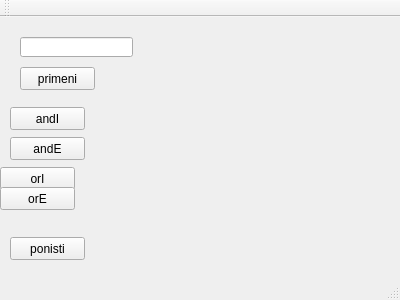
The window that Interaktivni-dokazivac/mainwindow.ui (Shoocky/Interaktivni-dokazivac) describes before a commit, drawn with Qt 5.
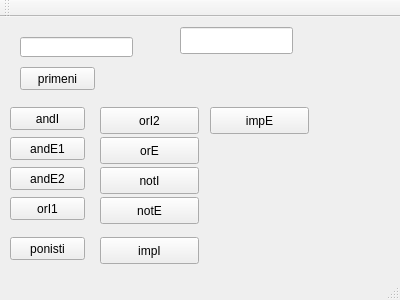
The same window after the commit.

```diff
--- a/Interaktivni-dokazivac/mainwindow.ui
+++ b/Interaktivni-dokazivac/mainwindow.ui
@@ -78,13 +78,13 @@
      </size>
     </property>
     <property name="text">
-     <string>andE</string>
+     <string>andE1</string>
     </property>
    </widget>
    <widget class="QPushButton" name="orI">
     <property name="geometry">
      <rect>
-      <x>0</x>
+      <x>10</x>
       <y>150</y>
       <width>75</width>
       <height>23</height>
@@ -97,14 +97,14 @@
      </size>
     </property>
     <property name="text">
-     <string>orI</string>
+     <string>andE2</string>
     </property>
    </widget>
-   <widget class="QPushButton" name="orE">
+   <widget class="QPushButton" name="orI1">
     <property name="geometry">
      <rect>
-      <x>0</x>
-      <y>170</y>
+      <x>10</x>
+      <y>180</y>
       <width>75</width>
       <height>23</height>
      </rect>
@@ -116,7 +116,7 @@
      </size>
     </property>
     <property name="text">
-     <string>orE</string>
+     <string>orI1</string>
     </property>
    </widget>
    <widget class="QPushButton" name="ponisti">
@@ -132,6 +132,94 @@
      <string>ponisti</string>
     </property>
    </widget>
+   <widget class="QPushButton" name="orI2">
+    <property name="geometry">
+     <rect>
+      <x>100</x>
+      <y>90</y>
+      <width>99</width>
+      <height>27</height>
+     </rect>
+    </property>
+    <property name="text">
+     <string>orI2</string>
+    </property>
+   </widget>
+   <widget class="QPushButton" name="orE">
+    <property name="geometry">
+     <rect>
+      <x>100</x>
+      <y>120</y>
+      <width>99</width>
+      <height>27</height>
+     </rect>
+    </property>
+    <property name="text">
+     <string>orE</string>
+    </property>
+   </widget>
+   <widget class="QPushButton" name="notI">
+    <property name="geometry">
+     <rect>
+      <x>100</x>
+      <y>150</y>
+      <width>99</width>
+      <height>27</height>
+     </rect>
+    </property>
+    <property name="text">
+     <string>notI</string>
+    </property>
+   </widget>
+   <widget class="QPushButton" name="notE">
+    <property name="geometry">
+     <rect>
+      <x>100</x>
+      <y>180</y>
+      <width>99</width>
+      <height>27</height>
+     </rect>
+    </property>
+    <property name="text">
+     <string>notE</string>
+    </property>
+   </widget>
+   <widget class="QPushButton" name="impI">
+    <property name="geometry">
+     <rect>
+      <x>100</x>
+      <y>220</y>
+      <width>99</width>
+      <height>27</height>
+     </rect>
+    </property>
+    <property name="text">
+     <string>impI</string>
+    </property>
+   </widget>
+   <widget class="QPushButton" name="impE">
+    <property name="geometry">
+     <rect>
+      <x>210</x>
+      <y>90</y>
+      <width>99</width>
+      <height>27</height>
+     </rect>
+    </property>
+    <property name="text">
+     <string>impE</string>
+    </property>
+   </widget>
+   <widget class="QLineEdit" name="constLineEdit">
+    <property name="geometry">
+     <rect>
+      <x>180</x>
+      <y>10</y>
+      <width>113</width>
+      <height>27</height>
+     </rect>
+    </property>
+   </widget>
   </widget>
   <widget class="QMenuBar" name="menuBar">
    <property name="geometry">
```
Left out of the diff: 6 changed lines with no effect on the pictures.
